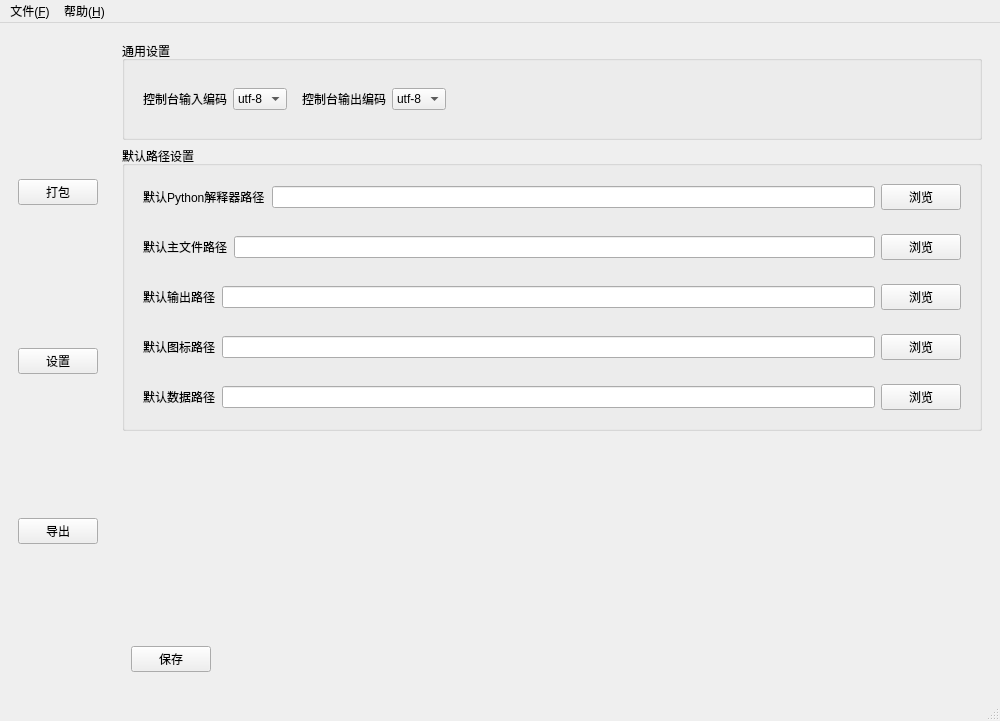
Redrch/NuitkaStudio, file forms/mainwindow.ui: the form before one commit.
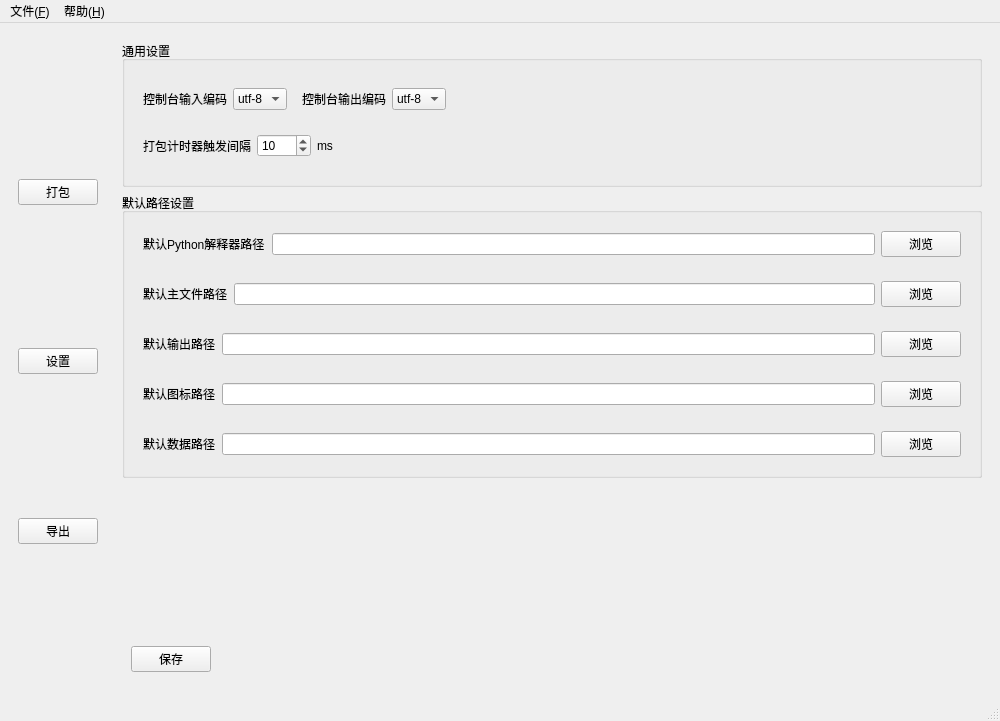
The form after the commit. The open tabs and pages were chosen to show the change. Icons and pictures are not drawn.

Commit message: 添加了状态栏 添加了结束打包按钮 添加了打包时的防呆设计

What changed in the file:
```diff
--- a/forms/mainwindow.ui
+++ b/forms/mainwindow.ui
@@ -627,6 +627,67 @@
              </layout>
             </widget>
            </item>
+           <item>
+            <widget class="QWidget" name="widget_13" native="true">
+             <layout class="QHBoxLayout" name="horizontalLayout_27">
+              <property name="topMargin">
+               <number>0</number>
+              </property>
+              <item>
+               <widget class="QWidget" name="widget_14" native="true">
+                <layout class="QHBoxLayout" name="horizontalLayout_26">
+                 <property name="leftMargin">
+                  <number>0</number>
+                 </property>
+                 <property name="topMargin">
+                  <number>0</number>
+                 </property>
+                 <property name="rightMargin">
+                  <number>9</number>
+                 </property>
+                 <item>
+                  <widget class="QLabel" name="label_14">
+                   <property name="text">
+                    <string>打包计时器触发间隔</string>
+                   </property>
+                  </widget>
+                 </item>
+                 <item>
+                  <widget class="QSpinBox" name="packTimerTriggerIntervalSpin">
+                   <property name="maximum">
+                    <number>9999</number>
+                   </property>
+                   <property name="value">
+                    <number>10</number>
+                   </property>
+                  </widget>
+                 </item>
+                 <item>
+                  <widget class="QLabel" name="label_15">
+                   <property name="text">
+                    <string>ms</string>
+                   </property>
+                  </widget>
+                 </item>
+                </layout>
+               </widget>
+              </item>
+              <item>
+               <spacer name="horizontalSpacer_6">
+                <property name="orientation">
+                 <enum>Qt::Horizontal</enum>
+                </property>
+                <property name="sizeHint" stdset="0">
+                 <size>
+                  <width>40</width>
+                  <height>20</height>
+                 </size>
+                </property>
+               </spacer>
+              </item>
+             </layout>
+            </widget>
+           </item>
           </layout>
          </widget>
         </item>
```
Left out of the diff: 21 changed lines with no effect on the pictures. The commit also changes 4 other files.
